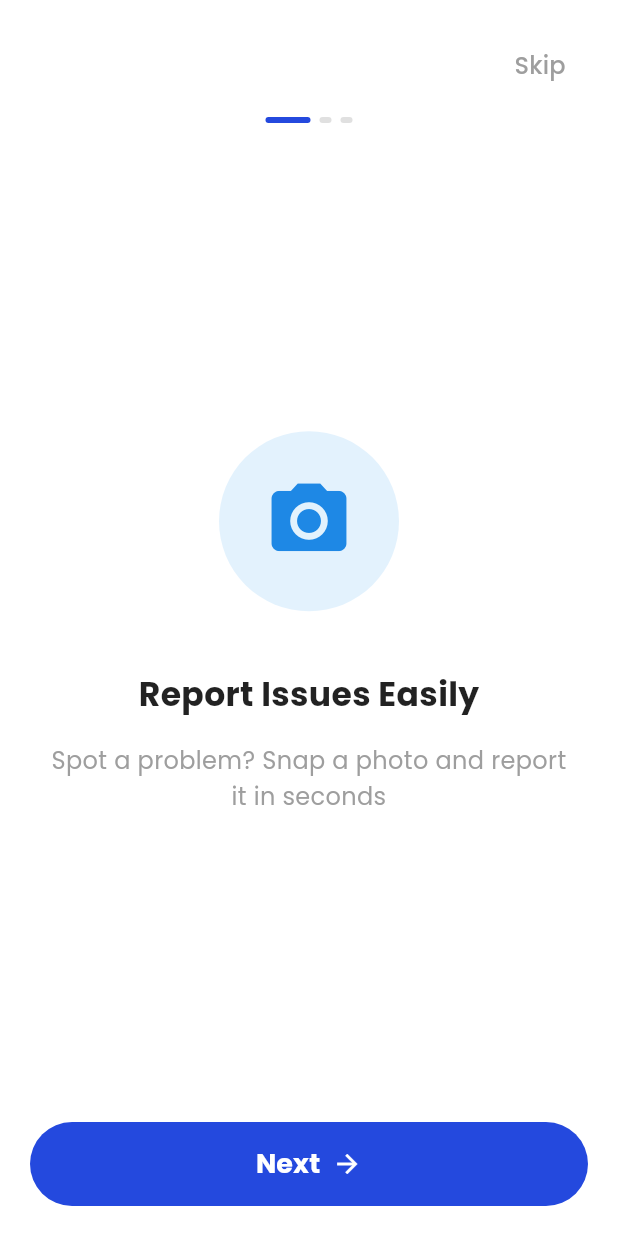
After one commit to ankitthapa09/sajilofix, a Flutter app: the Onboarding1Screen screen opened directly, on a phone screen of 412 x 824 dp. The commit adds this screen. Run offline on Flutter 3.47's test engine with Material 3 defaults, Android fonts, the phone set to English and light mode, and no system bars.

Commit message:
first onboarding screen created

```diff
--- a/lib/screens/forget_password/getCode_screen.dart
+++ b/lib/screens/forget_password/getCode_screen.dart
@@ -11,13 +11,13 @@ class GetcodeScreen extends StatefulWidget {
 }
 
 class _GetcodeScreenState extends State<GetcodeScreen> {
-  // 6 controllers for 6 boxes
+  // 6 ota OTP box ko lagi controllers
   final List<TextEditingController> _controllers = List.generate(
     6,
     (_) => TextEditingController(),
   );
 
-  // 6 focus nodes
+  // 6 ota focus nodes
   final List<FocusNode> _focusNodes = List.generate(6, (_) => FocusNode());
 
   @override
@@ -83,7 +83,6 @@ class _GetcodeScreenState extends State<GetcodeScreen> {
                     message: "You can now reset your password",
                   );
 
-                  // Later you can navigate:
                   Navigator.push(
                     context,
                     MaterialPageRoute(builder: (_) => ResetPasswordScreen()),
--- a/lib/screens/forget_password/resetpassword_screen.dart
+++ b/lib/screens/forget_password/resetpassword_screen.dart
@@ -58,7 +58,6 @@ class _ResetPasswordScreenState extends State<ResetPasswordScreen> {
 
               const SizedBox(height: 40),
 
-              // New Password
               TextFormField(
                 controller: _passController,
                 obscureText: !showPass,
@@ -86,7 +85,6 @@ class _ResetPasswordScreenState extends State<ResetPasswordScreen> {
 
               const SizedBox(height: 20),
 
-              // Confirm Password
               TextFormField(
                 controller: _confirmController,
                 obscureText: !showConfirmPass,
--- /dev/null
+++ b/lib/screens/onboarding_screens/onboarding1_screen.dart
@@ -0,0 +1,132 @@
+import 'package:flutter/material.dart';
+
+class Onboarding1Screen extends StatelessWidget {
+  const Onboarding1Screen({super.key});
+
+  @override
+  Widget build(BuildContext context) {
+    return Scaffold(
+      backgroundColor: Colors.white,
+      body: SafeArea(
+        child: Padding(
+          padding: const EdgeInsets.all(20.0),
+          child: Column(
+            children: [
+              Align(
+                alignment: Alignment.topRight,
+                child: TextButton(
+                  onPressed: () {},
+                  child: const Text(
+                    'Skip',
+                    style: TextStyle(color: Colors.grey, fontSize: 16),
+                  ),
+                ),
+              ),
+
+              const SizedBox(height: 10),
+
+              Row(
+                mainAxisAlignment: MainAxisAlignment.center,
+                children: [
+                  Container(
+                    width: 30,
+                    height: 4,
+                    decoration: BoxDecoration(
+                      color: Color(0xFF2449DE),
+                      borderRadius: BorderRadius.circular(2),
+                    ),
+                  ),
+                  const SizedBox(width: 6),
+                  Container(
+                    width: 8,
+                    height: 4,
+                    decoration: BoxDecoration(
+                      color: Colors.grey.shade300,
+                      borderRadius: BorderRadius.circular(2),
+                    ),
+                  ),
+                  const SizedBox(width: 6),
+                  Container(
+                    width: 8,
+                    height: 4,
+                    decoration: BoxDecoration(
+                      color: Colors.grey.shade300,
+                      borderRadius: BorderRadius.circular(2),
+                    ),
+                  ),
+                ],
+              ),
+
+              const Spacer(),
+
+              Container(
+                width: 120,
+                height: 120,
+                decoration: BoxDecoration(
+                  color: Colors.blue.shade50,
+                  shape: BoxShape.circle,
+                ),
+                child: Icon(
+                  Icons.camera_alt,
+                  size: 60,
+                  color: Colors.blue.shade600,
+                ),
+              ),
+
+              const SizedBox(height: 40),
+
+              const Text(
+                'Report Issues Easily',
+                style: TextStyle(
+                  fontSize: 22,
+                  fontWeight: FontWeight.w600,
+                  color: Colors.black87,
+                ),
+              ),
+
+              const SizedBox(height: 16),
+
+              const Text(
+                'Spot a problem? Snap a photo and report\nit in seconds',
+                textAlign: TextAlign.center,
+                style: TextStyle(fontSize: 16, color: Colors.grey, height: 1.5),
+              ),
+
+              const Spacer(),
+
+              SizedBox(
+                width: double.infinity,
+                height: 56,
+                child: ElevatedButton(
+                  onPressed: () {},
+                  style: ElevatedButton.styleFrom(
+                    backgroundColor: Color(0xFF2449DE),
+                    shape: RoundedRectangleBorder(
+                      borderRadius: BorderRadius.circular(30),
+                    ),
+                    elevation: 0,
+                  ),
+                  child: const Row(
+                    mainAxisAlignment: MainAxisAlignment.center,
+                    children: [
+                      Text(
+                        'Next',
+                        style: TextStyle(
+                          fontSize: 18,
+                          fontWeight: FontWeight.w600,
+                          color: Colors.white,
+                        ),
+                      ),
+                      SizedBox(width: 8),
+                      Icon(Icons.arrow_forward, color: Colors.white, size: 20),
+                    ],
+                  ),
+                ),
+              ),
+            ],
+          ),
+        ),
+      ),
+    );
+  }
+}
--- a/lib/widgets/otpbox_widget.dart
+++ b/lib/widgets/otpbox_widget.dart
@@ -37,6 +37,5 @@ class OtpboxWidget extends StatelessWidget {
         },
       ),
     );
-    ;
   }
 }
```
